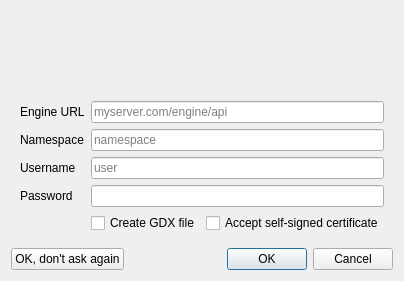
Before: the Qt Designer form src/engine/enginestartdialog.ui in GAMS-dev/studio, drawn with Qt 5.
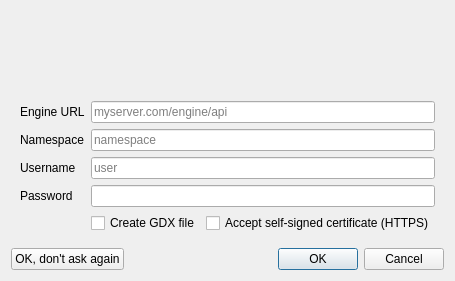
After: the same form once the commit is applied. Icons and pictures are not drawn.

Commit message: widen dialog and clarified https-text

Diff of the .ui file:
```diff
--- a/src/engine/enginestartdialog.ui
+++ b/src/engine/enginestartdialog.ui
@@ -9,7 +9,7 @@
    <rect>
     <x>0</x>
     <y>0</y>
-    <width>393</width>
+    <width>446</width>
     <height>281</height>
    </rect>
   </property>
@@ -158,7 +158,7 @@
       <item row="4" column="2">
        <widget class="QCheckBox" name="cbAcceptCert">
         <property name="text">
-         <string>Accept self-signed certificate</string>
+         <string>Accept self-signed certificate (HTTPS)</string>
         </property>
        </widget>
       </item>
```
